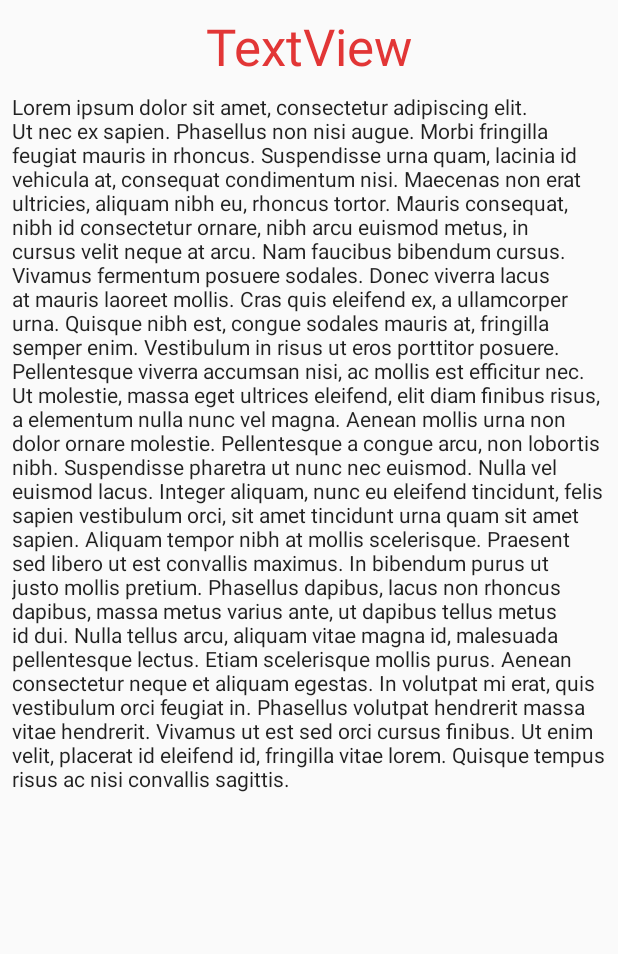
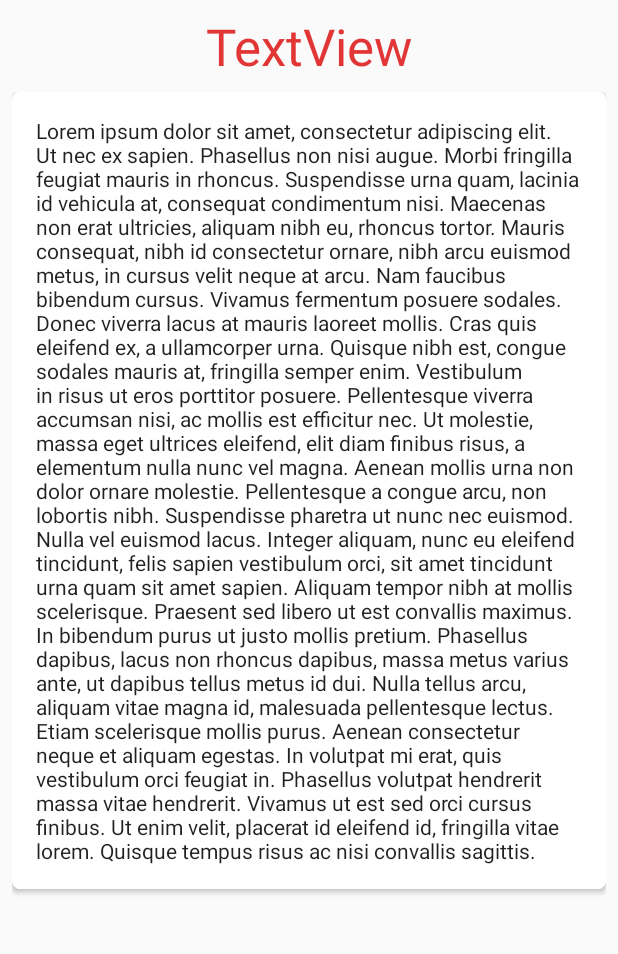
Before and after one commit to RoberMiranda92/Avengers-And-Kotlin, an Android app: the DetailFragment screen opened directly, with no data from a screen before it, on a phone screen of 412 x 824 dp, the part 237-1191 px from its top. Run offline under Robolectric (Android 15) with nearby library versions, the phone set to English and light mode, and no system bars; our stand-ins replace ButterKnife, Picasso; libraries missing offline, so code that uses them is left out: com.f2prateek.dart; pictures from the network do not load; 12 statements that could not run were skipped.

Commit message:
Minor changes on detail fragment

```diff
--- a/app/build.gradle
+++ b/app/build.gradle
@@ -42,6 +42,8 @@ dependencies {
     compile 'com.android.support:support-v4:25.3.1'
     compile 'com.android.support.constraint:constraint-layout:1.0.0'
     compile 'com.f2prateek.dart:dart:+'
+    compile "com.android.support:cardview-v7:25.3.1"
+
 
     testCompile 'junit:junit:4.12'
 }
--- a/app/src/main/java/testkotlin/com/mykotlinapplication/view/fragments/DetailFragment.kt
+++ b/app/src/main/java/testkotlin/com/mykotlinapplication/view/fragments/DetailFragment.kt
@@ -2,6 +2,7 @@ package testkotlin.com.mykotlinapplication.view.fragments
 
 import android.os.Bundle
 import android.support.v4.app.Fragment
+import android.support.v7.widget.CardView
 import android.transition.Slide
 import android.view.Gravity
 import android.view.LayoutInflater
@@ -27,6 +28,9 @@ class DetailFragment : Fragment() {
 
     @BindView(R.id.detailTitle)
     lateinit var title : TextView
+
+    @BindView(R.id.contentContainer)
+    lateinit var contentContainer : CardView
 
     @BindView(R.id.detailContent)
     lateinit var content : TextView
@@ -98,7 +102,7 @@ class DetailFragment : Fragment() {
     private fun animateText() {
         val slide : Slide = Slide(Gravity.BOTTOM)
 
-        slide.addTarget(this.content)
+        slide.addTarget(this.contentContainer)
 
         slide.duration =1000
 
--- a/app/src/main/res/layout/fragment_detail.xml
+++ b/app/src/main/res/layout/fragment_detail.xml
@@ -7,7 +7,10 @@
     xmlns:tools="http://schemas.android.com/tools"
 
     android:layout_width="match_parent"
-    android:layout_height="match_parent">
+    android:layout_height="match_parent"
+
+    android:layout_marginBottom="16dp"
+    >
 
     <ImageView
         android:id="@+id/detailImg"
@@ -57,25 +60,43 @@
         android:layout_marginStart="8dp"
         android:layout_marginEnd="8dp"
 
+        android:scrollbarStyle="outsideOverlay"
+
         app:layout_constraintTop_toBottomOf="@id/detailTitle"
         app:layout_constraintBottom_toBottomOf="parent"
         app:layout_constraintStart_toStartOf="parent"
         app:layout_constraintEnd_toEndOf="parent"
         >
 
+        <android.support.v7.widget.CardView
+            android:id="@+id/contentContainer"
+
+            android:layout_width="match_parent"
+            android:layout_height="match_parent"
+
+
+            android:background="#fff"
+            app:elevation="2dp"
+            app:cardCornerRadius="5dp"
+            >
 
             <TextView
                 android:id="@+id/detailContent"
 
                 style="@style/TextAppearance.AppCompat.Body1"
+                android:padding="16dp"
 
                 android:layout_width="match_parent"
-            android:layout_height="wrap_content"
+                android:layout_height="match_parent"
 
                 tools:text="@string/detail_dummy"
                 android:text="@string/detail_dummy"
                 />
 
+
+        </android.support.v7.widget.CardView>
+
+
     </ScrollView>
 
 </android.support.constraint.ConstraintLayout>
```
Lines whose indentation alone changed are shown as unchanged.
